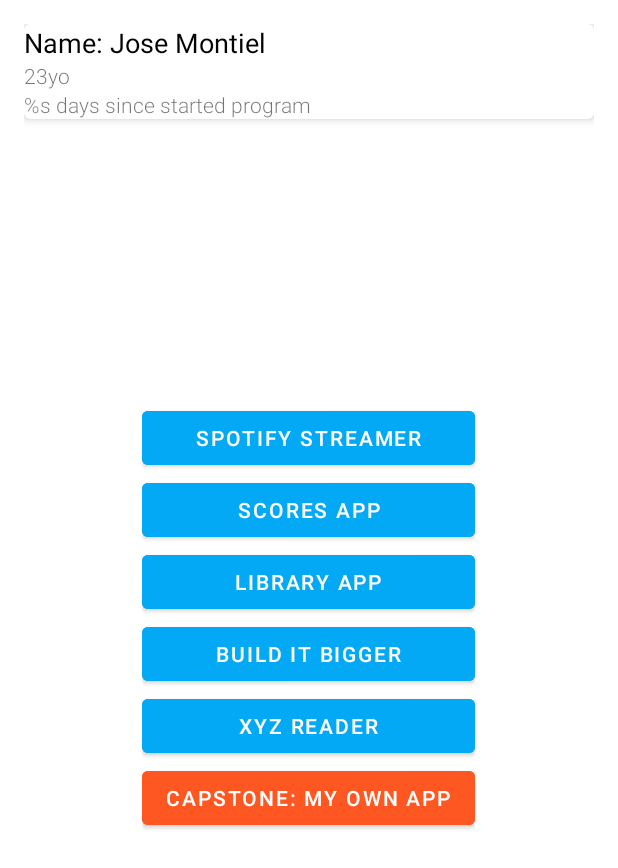
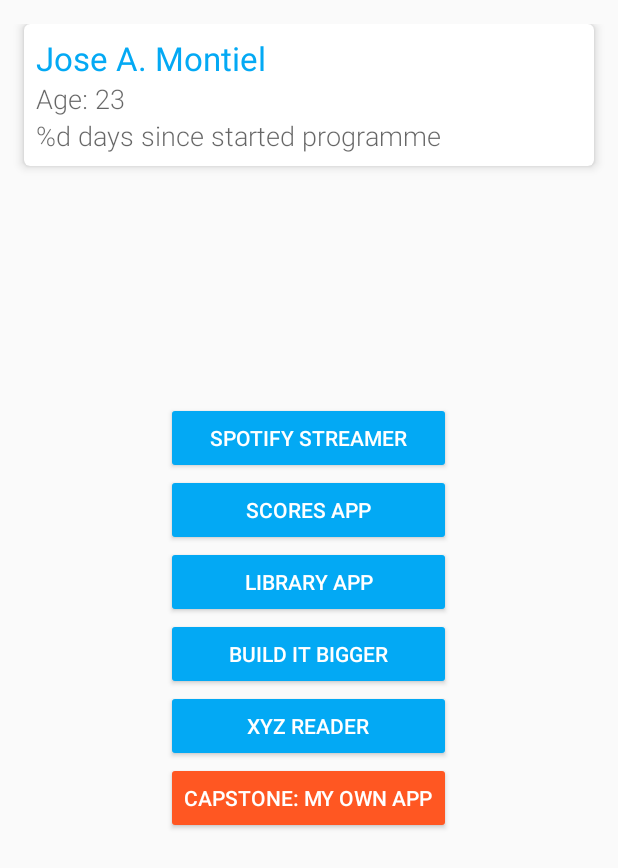
Before and after one commit to josemontiel/NanoPortfolio, an Android app: the layout activity_main.xml on its own in the app's theme, with its tools: preview values and no code run, on a phone screen of 412 x 824 dp. Shown: the top 868 px of the screen. Run offline under Robolectric (Android 15) with nearby library versions, the phone set to English and light mode, and no system bars.

Commit message:
Android Nanodegree Portfolio App

```diff
--- a/app/src/main/res/layout/activity_main.xml
+++ b/app/src/main/res/layout/activity_main.xml
@@ -3,8 +3,6 @@
     android:layout_width="match_parent"
     android:layout_height="match_parent"
     xmlns:card_view="http://schemas.android.com/apk/res-auto"
-    android:paddingLeft="@dimen/activity_horizontal_margin"
-    android:paddingRight="@dimen/activity_horizontal_margin"
     android:paddingTop="@dimen/activity_vertical_margin"
     android:paddingBottom="@dimen/activity_vertical_margin"
     tools:context=".MainActivity"
@@ -16,7 +14,9 @@
         card_view:cardCornerRadius="4dp"
         card_view:cardElevation="4dp"
         card_view:cardBackgroundColor="@android:color/white"
-        android:padding="8dp">
+        card_view:contentPadding="8dp"
+        android:layout_marginLeft="@dimen/activity_horizontal_margin"
+        android:layout_marginRight="@dimen/activity_horizontal_margin">
 
         <LinearLayout
             android:layout_height="wrap_content"
@@ -26,23 +26,24 @@
             <TextView
                 android:layout_width="wrap_content"
                 android:layout_height="wrap_content"
-                android:textAppearance="?android:attr/textAppearanceMedium"
-                android:text="Name: Jose Montiel"
+                android:textAppearance="?android:attr/textAppearanceLarge"
+                android:text="@string/my_name"
                 android:fontFamily="sans-serif"
-                android:textColor="@android:color/black"/>
+                android:textColor="?colorPrimary"/>
 
             <TextView
                 android:layout_width="wrap_content"
                 android:layout_height="wrap_content"
-                android:textAppearance="?android:attr/textAppearanceSmall"
-                android:text="23yo"
+                android:textAppearance="?android:attr/textAppearanceMedium"
+                android:text="@string/my_age"
                 android:fontFamily="sans-serif-light"/>
 
             <TextView
+                android:id="@+id/days_textview"
                 android:layout_width="wrap_content"
                 android:layout_height="wrap_content"
-                android:textAppearance="?android:attr/textAppearanceSmall"
-                android:text="%s days since started program"
+                android:textAppearance="?android:attr/textAppearanceMedium"
+                android:text="@string/since_started_program"
                 android:fontFamily="sans-serif-light"/>
 
         </LinearLayout>
@@ -62,49 +63,49 @@
         <Button
             android:layout_width="match_parent"
             android:layout_height="wrap_content"
-            android:text="Spotify Streamer"
-            android:id="@+id/button"
-            android:backgroundTint="?colorPrimary"
+            android:text="@string/spotify_streamer_title"
+            android:id="@+id/spotify_streamer_button"
+            android:theme="@style/NanoTheme.PrimaryButton"
             android:textColor="@android:color/white" />
 
         <Button
             android:layout_width="match_parent"
             android:layout_height="wrap_content"
-            android:text="Scores App"
-            android:id="@+id/button2"
-            android:backgroundTint="?colorPrimary"
+            android:text="@string/scores_app_title"
+            android:id="@+id/scores_app_button"
+            android:theme="@style/NanoTheme.PrimaryButton"
             android:textColor="@android:color/white" />
 
         <Button
             android:layout_width="match_parent"
             android:layout_height="wrap_content"
-            android:text="Library App"
-            android:id="@+id/button5"
-            android:backgroundTint="?colorPrimary"
+            android:text="@string/library_app_title"
+            android:id="@+id/library_app_button"
+            android:theme="@style/NanoTheme.PrimaryButton"
             android:textColor="@android:color/white" />
 
         <Button
             android:layout_width="match_parent"
             android:layout_height="wrap_content"
-            android:text="Build it Bigger"
-            android:id="@+id/button3"
-            android:backgroundTint="?colorPrimary"
+            android:text="@string/bigger_app_title"
+            android:id="@+id/bigger_app_button"
+            android:theme="@style/NanoTheme.PrimaryButton"
             android:textColor="@android:color/white" />
 
         <Button
             android:layout_width="match_parent"
             android:layout_height="wrap_content"
-            android:text="XYZ Reader"
-            android:id="@+id/button4"
-            android:backgroundTint="?colorPrimary"
+            android:text="@string/reader_title"
+            android:id="@+id/xyz_button"
+            android:theme="@style/NanoTheme.PrimaryButton"
             android:textColor="@android:color/white" />
 
         <Button
             android:layout_width="wrap_content"
             android:layout_height="wrap_content"
-            android:text="Capstone: My Own App"
-            android:id="@+id/button6"
-            android:backgroundTint="?colorAccent"
+            android:text="@string/capstone_title"
+            android:id="@+id/capstone_button"
+            android:theme="@style/NanoTheme.AccentButton"
             android:textColor="@android:color/white" />
 
     </LinearLayout>
--- a/app/src/main/res/values/strings.xml
+++ b/app/src/main/res/values/strings.xml
@@ -1,6 +1,15 @@
 <resources>
-    <string name="app_name">Nano Portfolio</string>
+    <string name="app_name">Jose\'s Nano Portfolio</string>
 
-    <string name="hello_world">Hello world!</string>
     <string name="action_settings">Settings</string>
+    <string name="spotify_streamer_title">Spotify Streamer</string>
+    <string name="scores_app_title">Scores App</string>
+    <string name="library_app_title">Library App</string>
+    <string name="bigger_app_title">Build it Bigger</string>
+    <string name="reader_title">XYZ Reader</string>
+    <string name="capstone_title">Capstone: My Own App</string>
+    <string name="my_name">Jose A. Montiel</string>
+    <string name="my_age">Age: 23</string>
+    <string name="since_started_program">%d days since started programme</string>
+    <string name="toast_holder">This button will launch my %s</string>
 </resources>
--- a/app/src/main/res/values/styles.xml
+++ b/app/src/main/res/values/styles.xml
@@ -7,4 +7,12 @@
         <item name="colorAccent">@color/accent</item>
     </style>
 
+    <style name="NanoTheme.PrimaryButton">
+        <item name="colorButtonNormal">@color/primary</item>
+    </style>
+
+    <style name="NanoTheme.AccentButton">
+        <item name="colorButtonNormal">@color/accent</item>
+    </style>
+
 </resources>
```
Also changed, not shown: app/src/main/AndroidManifest.xml (added, +21 -0 lines), app/src/main/java/com/engtoolsdev/nanoportfolio/MainActivity.java (+48 -0 lines), 2 other files.
